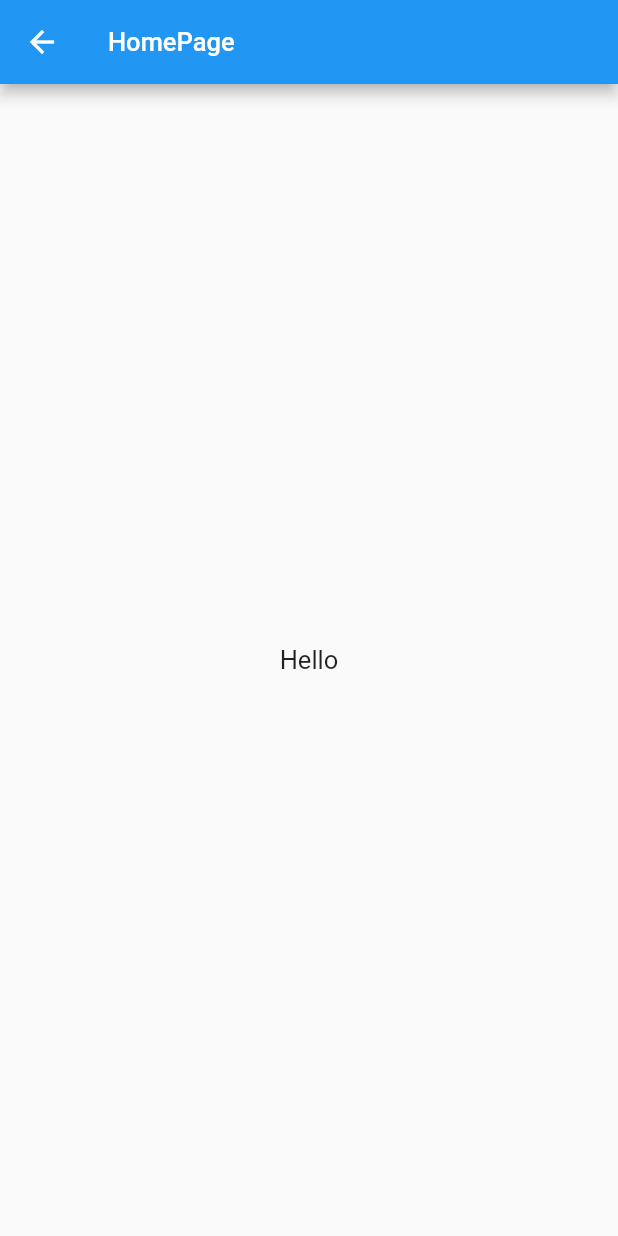
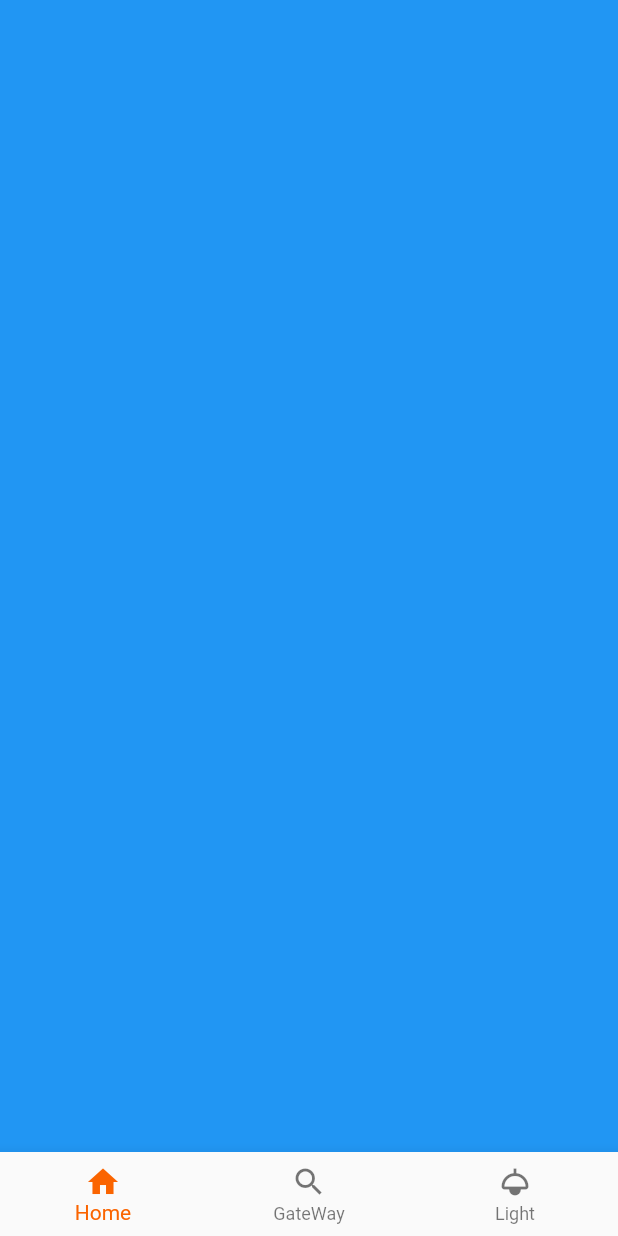
Before and after one commit to Linhhcmut/dimmix_apollo, a Flutter app: the HomePage screen opened directly, on a phone screen of 412 x 824 dp. Run offline on Flutter 3.47's test engine with Material 2 defaults, Android fonts, the light colour scheme and no system bars.

Commit message:
edit file

```diff
--- a/lib/main.dart
+++ b/lib/main.dart
@@ -1,7 +1,4 @@
-import 'dart:developer';
-
 import 'package:flutter/material.dart';
-
 import 'src/pages/login_page.dart';
 
 void main() {
--- a/lib/src/pages/home_page.dart
+++ b/lib/src/pages/home_page.dart
@@ -6,25 +6,50 @@ class HomePage extends StatefulWidget {
 }
 
 class _HomePageState extends State<HomePage> {
+  int _selectedPageIndex = 0;
+  PageController _pageController = PageController();
+
   @override
   Widget build(BuildContext context) {
     return Scaffold(
-      appBar: AppBar(
-        title: Text(
-          "HomePage",
-          style: TextStyle(
-            fontSize: 17,
-          ),
-        ),
+      body: PageView(
+        controller: _pageController,
+        onPageChanged: (index){
+          setState(() {
+            _selectedPageIndex = index;
+          });
+        },
+        children: <Widget>[
+          Container(color: Colors.blue,),
+          Container(color: Colors.green,),
+          Container(color: Colors.black,),
+        ],
       ),
-      body: Center(
-        child: Text(
-          "Hello",
-          style: TextStyle(
-            fontSize: 17,
-          ),
-        ),
-      ),
+      bottomNavigationBar: _bottomBar(),
+    );
+  }
+
+  Widget _bottomBar() {
+    return BottomNavigationBar(
+      items: <BottomNavigationBarItem>[
+        BottomNavigationBarItem(icon: Icon(Icons.home), label: "Home"),
+        BottomNavigationBarItem(icon: Icon(Icons.search), label: "GateWay"),
+        BottomNavigationBarItem(icon: Icon(Icons.light), label: "Light"),
+      ],
+      selectedItemColor: Color(0xfffa6400),
+      currentIndex: _selectedPageIndex,
+      onTap: onTapped,
+    );
+  }
+
+  void onTapped(int index) {
+    setState(() {
+      _selectedPageIndex = index;
+    });
+    _pageController.animateToPage(
+      index,
+      duration: Duration(milliseconds: 200),
+      curve: Curves.linear,
     );
   }
 }
```
